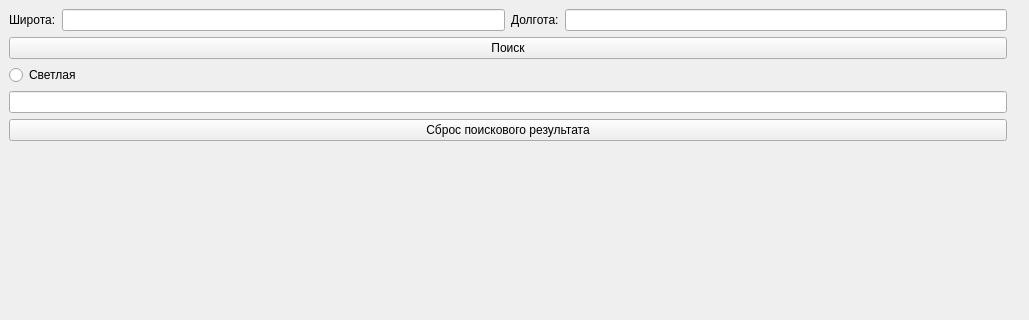
First picture: the form in untitled.ui, repository ilyuxakon/API, before the edit; both pictures show x 0 to 1029 and y 0 to 320 of the 1029 by 640 pixel window.
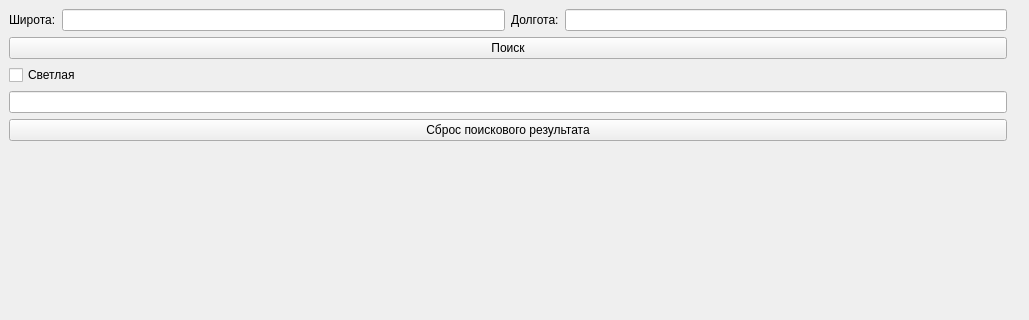
Second picture: the form after the edit.

Patch:
```diff
--- a/untitled.ui
+++ b/untitled.ui
@@ -49,7 +49,7 @@
        </widget>
       </item>
       <item>
-       <widget class="QRadioButton" name="switch_radion_button">
+       <widget class="QCheckBox" name="switch_check_box">
         <property name="text">
          <string>Светлая</string>
         </property>
```
